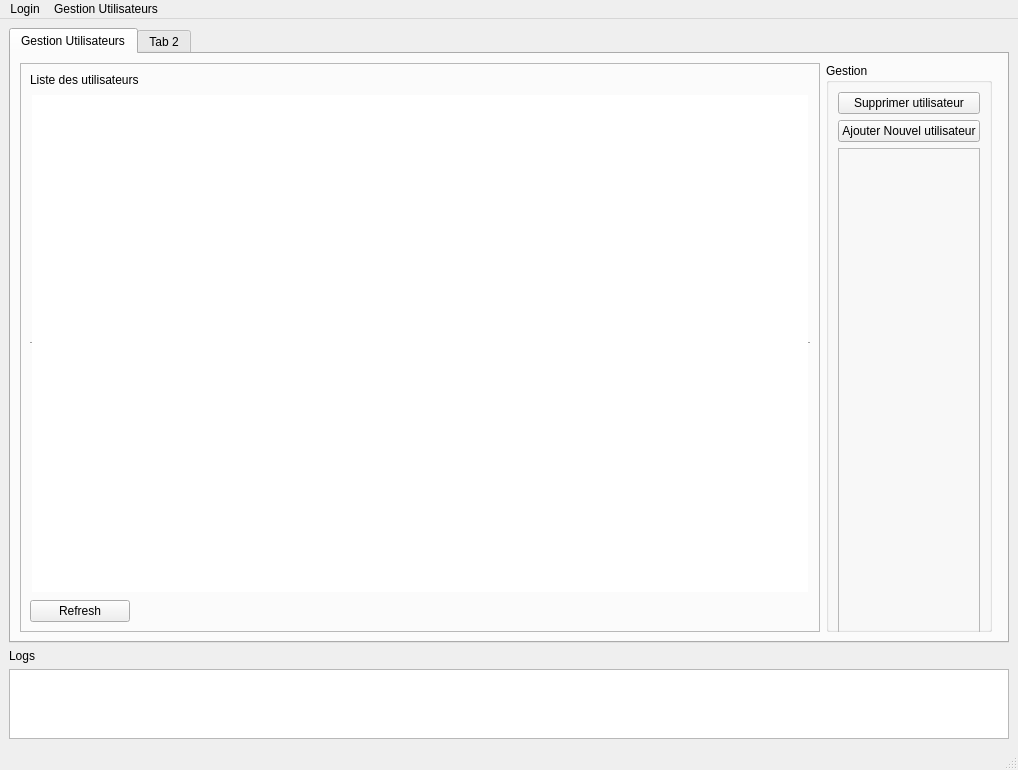
Above: mainwindow.ui from diluxe01/Micro_Brico before the change. Below: the same form after it.
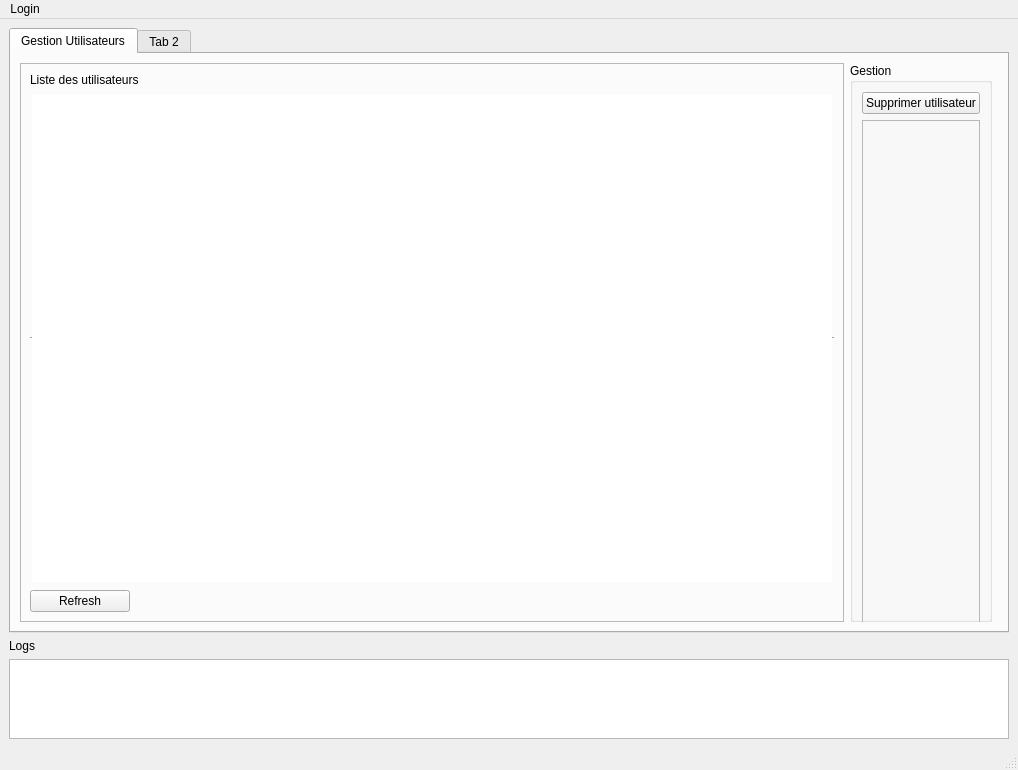
That is the form after the change.

Commit message: Ajout de la Gestion des privileges

The edit to the form file:
```diff
--- a/mainwindow.ui
+++ b/mainwindow.ui
@@ -100,13 +100,6 @@
                </property>
               </widget>
              </item>
-             <item>
-              <widget class="QPushButton" name="addUser">
-               <property name="text">
-                <string>Ajouter Nouvel utilisateur</string>
-               </property>
-              </widget>
-             </item>
             </layout>
            </item>
            <item>
@@ -178,11 +171,6 @@
      <height>22</height>
     </rect>
    </property>
-   <widget class="QMenu" name="menuGestion_Utilisateurs">
-    <property name="title">
-     <string>Gestion Utilisateurs</string>
-    </property>
-   </widget>
    <widget class="QMenu" name="menuLogin">
     <property name="title">
      <string>Login</string>
@@ -192,7 +180,6 @@
     <addaction name="actionSe_connecter"/>
    </widget>
    <addaction name="menuLogin"/>
-   <addaction name="menuGestion_Utilisateurs"/>
   </widget>
   <widget class="QStatusBar" name="statusbar"/>
   <action name="actionNouvel_Utilisateur">
```
The commit also changes 9 other files.
